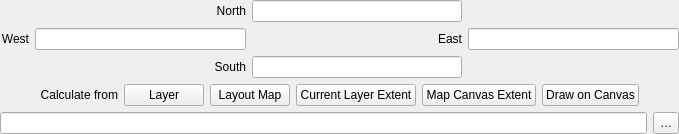
qgis/QGIS, file src/ui/qgsextentgroupboxwidget.ui: the form before one commit.
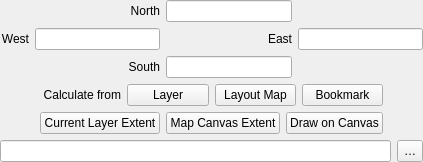
The form after the commit. Custom widgets are drawn as their Qt base class.

Commit message: [feature][ui][processing] Add a calculate from bookmark function to the extent parameter widget

```diff
--- a/src/ui/qgsextentgroupboxwidget.ui
+++ b/src/ui/qgsextentgroupboxwidget.ui
@@ -179,6 +179,23 @@
             </widget>
            </item>
            <item>
+            <widget class="QPushButton" name="mButtonCalcFromBookmark">
+             <property name="sizePolicy">
+              <sizepolicy hsizetype="Minimum" vsizetype="Minimum">
+               <horstretch>0</horstretch>
+               <verstretch>0</verstretch>
+              </sizepolicy>
+             </property>
+             <property name="text">
+              <string>Bookmark</string>
+             </property>
+            </widget>
+           </item>
+          </layout>
+         </item>
+         <item row="3" column="1" colspan="7">
+          <layout class="QHBoxLayout" name="horizontalLayout2">
+           <item>
             <widget class="QPushButton" name="mOriginalExtentButton">
              <property name="sizePolicy">
               <sizepolicy hsizetype="Minimum" vsizetype="Minimum">
```
The commit also changes 2 other files.
